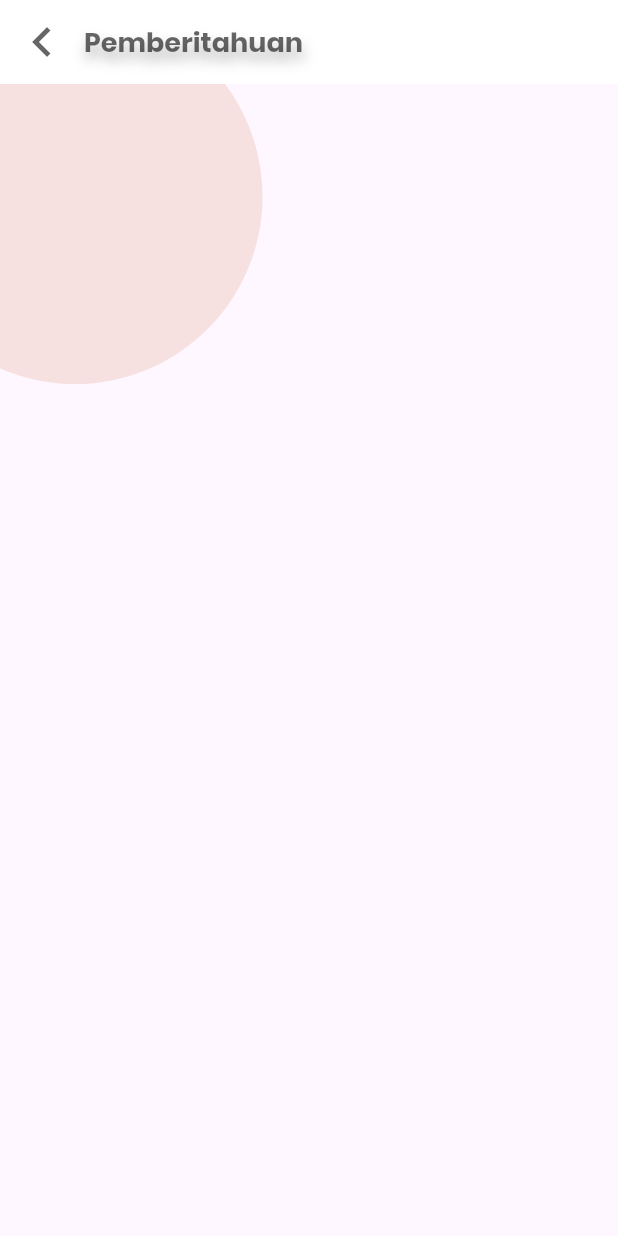
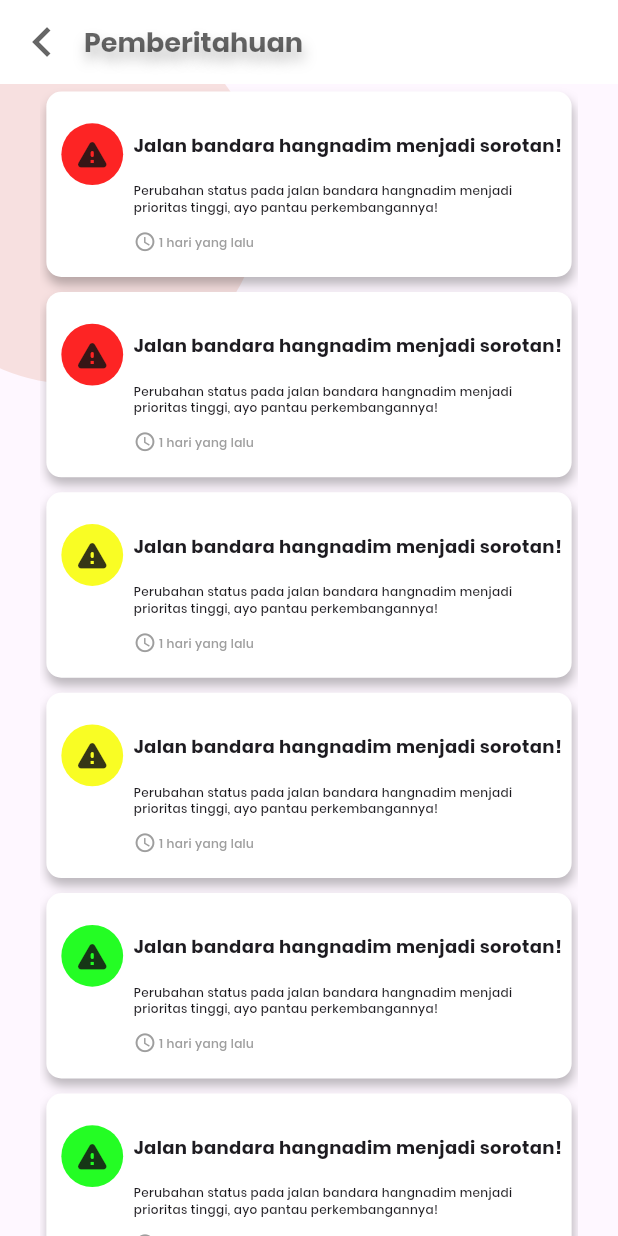
Before and after one commit to kaminariwhat/PBL20KMIPN, a Flutter app: the NotificationsScreen screen opened by its route, on a phone screen of 412 x 824 dp. Run offline on Flutter 3.47's test engine with Material 3 defaults, Android fonts, the phone set to English and light mode, and no system bars; missing offline and left inert: filter_list, flutter_osm_plugin.

Commit message:
update halaman notifikasi

```diff
--- a/lib/screens/homepage.dart
+++ b/lib/screens/homepage.dart
@@ -598,7 +598,7 @@ class _HomeScreenState extends State<HomeScreen> {
                           child: const HomeWidget(),
                         );
                       },
-                                        ),
+                    ),
                     )
 
                   ],
--- a/lib/screens/lapor.dart
+++ b/lib/screens/lapor.dart
@@ -23,7 +23,7 @@ class _LaporScreenState extends State<LaporScreen> {
         titleSpacing: 0,
         leading: IconButton(
           onPressed: () {
-             Navigator.of(context).pop();
+             Navigator.of(context).popUntil((route) => route.isFirst);
           },
           icon: const Icon(Icons.keyboard_arrow_left),
           color: const Color.fromRGBO(5, 5, 5, 0.612),
--- a/lib/screens/notifikasi.dart
+++ b/lib/screens/notifikasi.dart
@@ -1,3 +1,4 @@
+import 'package:balap_in/widgets/notifikasiwidget.dart';
 import 'package:flutter/material.dart';
 
 
@@ -62,7 +63,30 @@ class _NotificationsScreenState extends State<NotificationsScreen> {
           ),
 
           Center(
+            child: SizedBox(
+              width: MediaQuery.of(context).size.width * 0.87,
+              child: ListView.builder(
+                itemCount: 6,
+                itemBuilder: (context, index) {
+                  List<Color> colors = [
+                            const Color.fromARGB(255, 253, 36, 36),
+                            const Color.fromARGB(255, 253, 36, 36),
+                            const Color.fromARGB(255, 249, 253, 36),
+                            const Color.fromARGB(255, 249, 253, 36),
+                            const Color.fromARGB(255, 36, 253, 36),
+                            const Color.fromARGB(255, 36, 253, 36),
+                          ];
 
+                          Color bgColor = colors[index % colors.length];
+                  return InkWell(
+                   onTap: () {
+                     Navigator.pushNamed(context, '/isirekomendasi');
+                   },
+                   child: WidgetNotification(colorWidget: bgColor),
+                  );
+                }
+                ),
+            )
           )
         ],
       ),
--- /dev/null
+++ b/lib/widgets/notifikasiwidget.dart
@@ -0,0 +1,156 @@
+import 'package:flutter/material.dart';
+
+class WidgetNotification extends StatefulWidget {
+  final Color colorWidget;
+
+  const WidgetNotification({super.key, required this.colorWidget});
+
+  @override
+  State<WidgetNotification> createState() => _WidgetNotificationState();
+}
+
+class _WidgetNotificationState extends State<WidgetNotification> {
+  @override
+  Widget build(BuildContext context) {
+    return Center(
+      child: Padding(
+        padding: const EdgeInsets.symmetric(vertical: 5),
+        child: SizedBox(
+          width: MediaQuery.of(context).size.width * 0.85,
+          height: MediaQuery.of(context).size.height * 0.15,
+          child: Container(
+            decoration: BoxDecoration(
+              color: Colors.white,
+              borderRadius: BorderRadius.circular(10),
+              boxShadow: const [
+                BoxShadow(
+                  offset: Offset(1.0, 5.0),
+                  blurRadius: 5.0,
+                  color: Colors.black26,
+                )
+              ]
+            ),
+            child: Row(
+              children: [
+                Padding(
+                  padding: const EdgeInsets.only(
+                    bottom: 40,
+                    left: 10,
+                    right: 2
+                    ),
+                  child: SizedBox(
+                    width: MediaQuery.of(context).size.width * 0.1,
+                    height: MediaQuery.of(context).size.height * 0.15,
+                    child: Container(
+                    decoration: BoxDecoration(
+                      color: widget.colorWidget,
+                      shape: BoxShape.circle,
+                    ),
+                    child: const Icon(
+                      color: Color.fromARGB(218, 20, 20, 20),
+                      Icons.warning_rounded
+                    ),
+                    ),
+                  ),
+                ),
+
+                Padding(
+                  padding: const EdgeInsets.only(
+                    top: 4,
+                    bottom: 4,
+                    left: 5,
+                    ),
+                  child: SizedBox(
+                    width: MediaQuery.of(context).size.width * 0.695,
+                    height: MediaQuery.of(context).size.height * 0.13,
+                    child: Column(
+                      children: [
+                        Padding(
+                          padding: const EdgeInsets.only(
+                            top: 4
+                            ),
+                          child: SizedBox(
+                            width: MediaQuery.of(context).size.width * 0.695,
+                            height: MediaQuery.of(context).size.height * 0.057,
+                            child: const Align(
+                              alignment: Alignment.centerLeft,
+                              child: Text(
+                                'Jalan bandara hangnadim menjadi sorotan!',
+                                style: TextStyle(
+                                  fontFamily: 'Poppins',
+                                  fontSize: 12,
+                                  fontWeight: FontWeight.bold
+                                ),
+                              ),
+                            ),
+                          ),
+                        ),
+
+                        Padding(
+                          padding: const EdgeInsets.only(
+                            top: 1
+                            ),
+                          child: SizedBox(
+                            width: MediaQuery.of(context).size.width * 0.695,
+                            height: MediaQuery.of(context).size.height * 0.038,
+                            child: const Align(
+                              alignment: Alignment.topLeft,
+                              child: Text(
+                                'Perubahan status pada jalan bandara hangnadim menjadi prioritas tinggi, ayo pantau perkembangannya!',
+                                style: TextStyle(
+                                  fontFamily: 'Poppins',
+                                  fontSize: 8
+                                ),
+                              ),
+                            ),
+                          ),
+                        ),
+
+                        Padding(
+                          padding: const EdgeInsets.only(
+                            top: 1
+                            ),
+                          child: SizedBox(
+                            width: MediaQuery.of(context).size.width * 0.695,
+                            height: MediaQuery.of(context).size.height * 0.02,
+                            child: const Align(
+                              alignment: Alignment.topLeft,
+                              child: Row(
+                                children: [
+                                  Icon(
+                                    Icons.access_time,
+                                    size: 15,
+                                    color: Colors.grey,
+                                    ),
+                                  Padding(
+                                    padding: EdgeInsets.only(
+                                      left: 2
+                                      ),
+                                    child: Text(
+                                      '1 hari yang lalu',
+                                      style: TextStyle(
+                                        color: Colors.grey,
+                                        fontFamily: 'Poppins',
+                                        fontSize: 8
+                                      ),
+                                    ),
+                                  ),
+                                ],
+                              ),
+                            ),
+                          ),
+                        )
+
+                      ],
+                    ),
+                  ),
+                )
+
+              ],
+            ),
+          ),
+        ),
+        ),
+    );
+  }
+}
```
